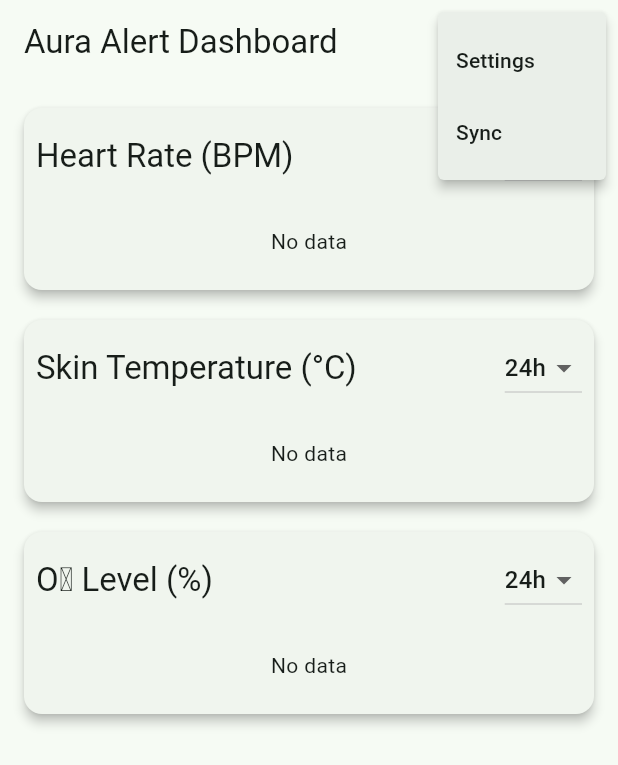
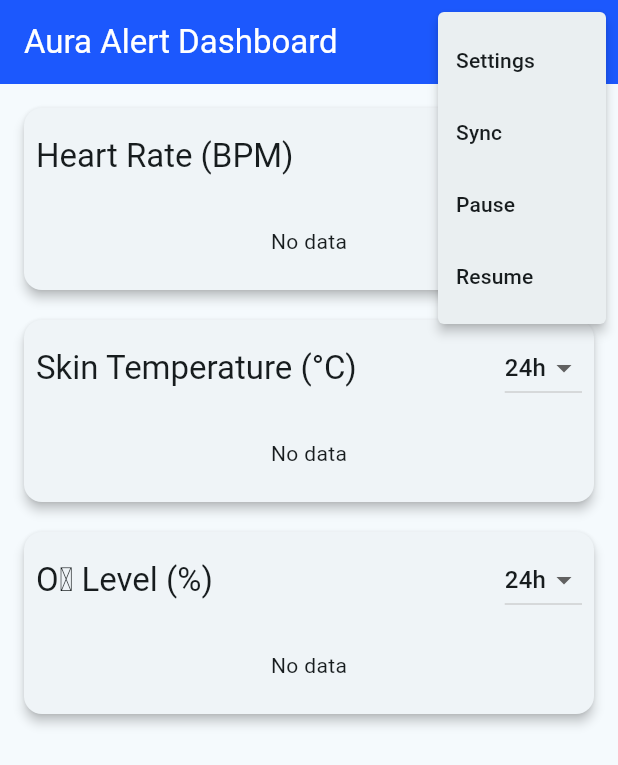
Before and after one commit to alex42p/Aura_Alert, a Flutter app: the screen it shows after launch, after a tap on the "more vert" icon, on a phone screen of 412 x 824 dp. Shown: the top 765 px of the screen. Run offline on Flutter 3.47's test engine with Material 3 defaults, Android fonts, the light colour scheme and no system bars; our stand-ins replace fl_chart, sqflite; accounts and stored records are empty.

Commit message:
Updated AppBar

```diff
--- a/lib/main.dart
+++ b/lib/main.dart
@@ -15,7 +15,7 @@ class MyApp extends StatelessWidget {
   Widget build(BuildContext context) {
     return MaterialApp(
       title: 'Aura Alert',
-      theme: ThemeData(colorScheme: ColorScheme.fromSeed(seedColor: Colors.greenAccent)),
+      theme: ThemeData(colorScheme: ColorScheme.fromSeed(seedColor: const Color.fromARGB(255, 59, 209, 246))),
       home: const DashboardPage(),
     );
   }
@@ -39,15 +39,21 @@ class _DashboardPageState extends State<DashboardPage> {
   Widget build(BuildContext context) {
     return Scaffold(
       appBar: AppBar(
+        foregroundColor: Colors.white,
+        backgroundColor: Color.fromARGB(255, 28, 88, 253),
+        iconTheme: const IconThemeData(color: Colors.white),
         title: const Text('Aura Alert Dashboard'),
         actions: [
           PopupMenuButton<String>(
+            // iconColor: Colors.black,
             onSelected: (v) {
               // handle navigation selection
             },
             itemBuilder: (ctx) => const [
-              PopupMenuItem(value: 'settings', child: Text('Settings')),
-              PopupMenuItem(value: 'sync', child: Text('Sync')),
+              PopupMenuItem(value: 'settings', child: Text('Settings')), // onTap: navigate to settings page
+              PopupMenuItem(value: 'sync', child: Text('Sync')), // onTap: run immediate data sync
+              PopupMenuItem(value: 'pause', child: Text('Pause')), // onTap: pause data collection
+              PopupMenuItem(value: 'resume', child: Text('Resume')), // onTap: resume data collection
             ],
           )
         ],
```
